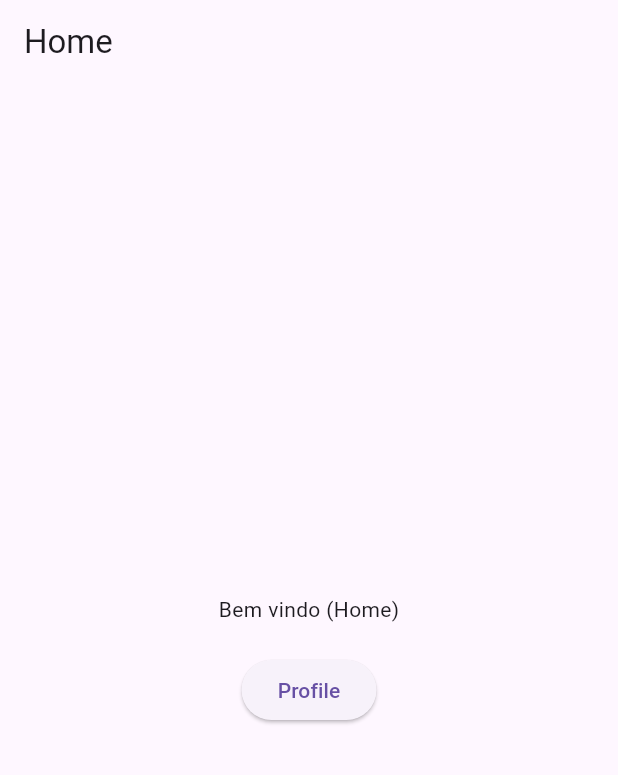
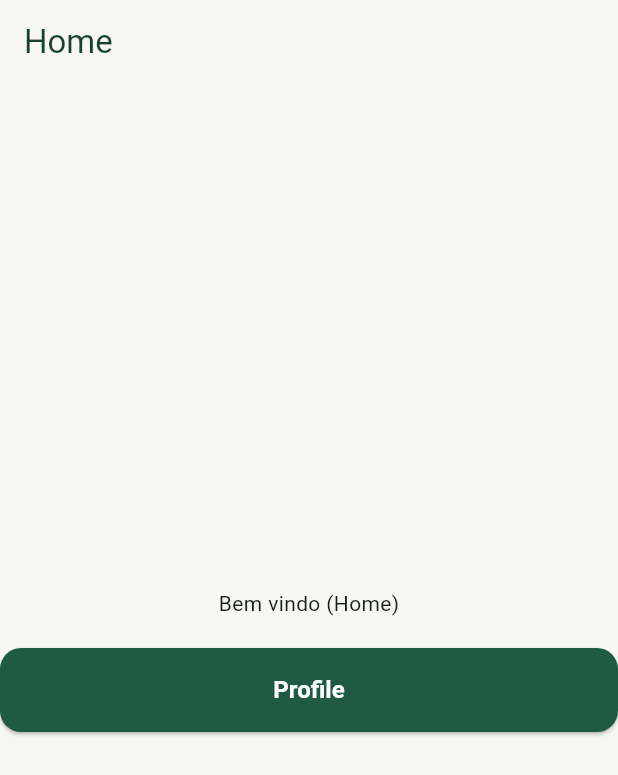
Before and after one commit to humayrafarage786-ship-it/github-projects, a Flutter app: the screen it shows after launch, on a phone screen of 412 x 824 dp. Shown: the top 775 px of the screen. Run offline on Flutter 3.47's test engine with Material 3 defaults, Android fonts, the phone set to English and light mode, and no system bars; our stand-ins replace go_router.

```diff
--- a/mobile/h_eco/lib/app/app.dart
+++ b/mobile/h_eco/lib/app/app.dart
@@ -1,9 +1,10 @@
 import 'package:flutter/material.dart';
 
 import './routes/app_routes.dart';
+import './theme/app_theme.dart';
 
 class MyApp extends StatelessWidget {
-  const MyApp({ super.key });
+  const MyApp({super.key});
 
   @override
   Widget build(BuildContext context) {
@@ -11,6 +12,7 @@ class MyApp extends StatelessWidget {
       title: 'H - ECO',
       debugShowCheckedModeBanner: false,
       routerConfig: AppRoutes.router,
+      theme: AppTheme.lightTheme,
     );
   }
 }
--- /dev/null
+++ b/mobile/h_eco/lib/app/theme/app_colors.dart
@@ -0,0 +1,16 @@
+import 'package:flutter/material.dart';
+
+class AppColors {
+  static const Color primary = Color(0xFF1F5A44);
+  static const Color background = Color(0xFFF6F7F3);
+
+  static const Color secondary = Color(0xFFE4EEE7);
+
+  static const Color textPrimary = Color(0xFF193F32);
+  static const Color textSecondary = Color(0xFF607067);
+
+  static const Color label = Color(0xFF16231C);
+
+  static const Color white = Color(0xFFFFFFFF);
+  static const Color border = Color(0xFFDDE3DD);
+}
--- /dev/null
+++ b/mobile/h_eco/lib/app/theme/app_text_styles.dart
@@ -0,0 +1,26 @@
+import 'package:flutter/material.dart';
+
+import './app_colors.dart';
+
+class AppTextStyles {
+  static const TextStyle heading = TextStyle(
+    fontSize: 32,
+    fontWeight: FontWeight.bold,
+    color: AppColors.textPrimary,
+  );
+  static const TextStyle body = TextStyle(
+    fontSize: 16,
+    fontWeight: FontWeight.normal,
+    color: AppColors.textSecondary,
+  );
+  static const TextStyle label = TextStyle(
+    fontSize: 14,
+    fontWeight: FontWeight.w600,
+    color: AppColors.label,
+  );
+  static const TextStyle button = TextStyle(
+    fontSize: 16,
+    fontWeight: FontWeight.w600,
+    color: AppColors.white,
+  );
+}
--- /dev/null
+++ b/mobile/h_eco/lib/app/theme/app_theme.dart
@@ -0,0 +1,84 @@
+import 'package:flutter/material.dart';
+
+import './app_colors.dart';
+
+class AppTheme {
+  static ThemeData get lightTheme {
+    return ThemeData(
+      useMaterial3: true,
+
+      scaffoldBackgroundColor: AppColors.background,
+
+      colorScheme: ColorScheme.fromSeed(
+        seedColor: AppColors.primary,
+        primary: AppColors.primary,
+        surface: AppColors.white,
+      ),
+
+      appBarTheme: const AppBarTheme(
+        backgroundColor: AppColors.background,
+        foregroundColor: AppColors.textPrimary,
+        elevation: 0,
+      ),
+
+      inputDecorationTheme: InputDecorationTheme(
+        filled: true,
+        fillColor: AppColors.white,
+
+        contentPadding: const EdgeInsets.symmetric(
+          horizontal: 16,
+          vertical: 18,
+        ),
+
+        border: OutlineInputBorder(
+          borderRadius: BorderRadius.circular(12),
+          borderSide: const BorderSide(color: AppColors.border),
+        ),
+
+        enabledBorder: OutlineInputBorder(
+          borderRadius: BorderRadius.circular(12),
+          borderSide: const BorderSide(color: AppColors.border),
+        ),
+
+        focusedBorder: OutlineInputBorder(
+          borderRadius: BorderRadius.circular(12),
+          borderSide: const BorderSide(color: AppColors.primary, width: 1.5),
+        ),
+      ),
+
+      elevatedButtonTheme: ElevatedButtonThemeData(
+        style: ElevatedButton.styleFrom(
+          backgroundColor: AppColors.primary,
+          foregroundColor: AppColors.white,
+
+          minimumSize: const Size(double.infinity, 56),
+
+          shape: RoundedRectangleBorder(
+            borderRadius: BorderRadius.circular(14),
+          ),
+
+          textStyle: const TextStyle(
+            fontSize: 16,
+            fontWeight: FontWeight.w600,
+          ),
+        ),
+      ),
+
+      outlinedButtonTheme: OutlinedButtonThemeData(
+        style: OutlinedButton.styleFrom(
+          foregroundColor: AppColors.primary,
+
+          minimumSize: const Size(double.infinity, 50),
+
+          side: const BorderSide(
+            color: AppColors.primary,
+          ),
+
+          shape: RoundedRectangleBorder(
+            borderRadius: BorderRadius.circular(14)
+          )
+        )
+      )
+    );
+  }
+}
```
Lines whose indentation alone changed are shown as unchanged.
